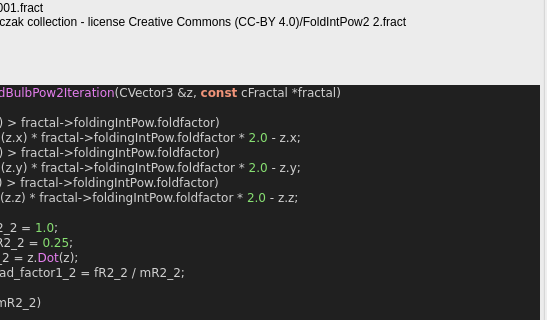
This is mandelbulber2/qt_data/fractal_box_fold_bulb_pow2.ui in buddhi1980/mandelbulber2 as Qt 5 draws it before an edit; both pictures show x 81 to 628 and y 143 to 463 of the 628 by 1443 pixel window. The edited form follows.
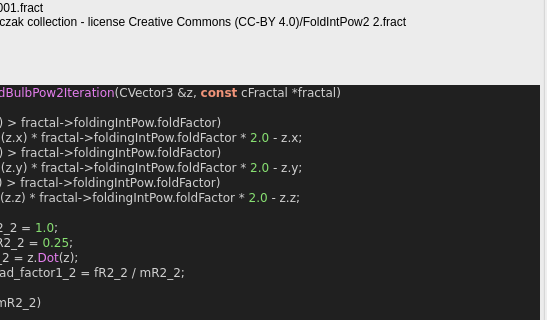
This is the edited form. Custom widgets are drawn as their Qt base class.

What changed in the file:
```diff
--- a/mandelbulber2/qt_data/fractal_box_fold_bulb_pow2.ui
+++ b/mandelbulber2/qt_data/fractal_box_fold_bulb_pow2.ui
@@ -186,12 +186,12 @@
 &lt;body style=&quot;background-color:#202020&quot;&gt;
 &lt;pre style=&quot;color:#d0d0d0; background-color:#202020;  font-family:'Courier New',monospace;&quot;&gt;&lt;span style=&quot;color:#f09479; font-weight:bold&quot;&gt;void&lt;/span&gt; &lt;span style=&quot;color:#e47eed&quot;&gt;BoxFoldBulbPow2Iteration&lt;/span&gt;&lt;span style=&quot;color:#d0d0d0&quot;&gt;(&lt;/span&gt;CVector3 &lt;span style=&quot;color:#d0d0d0&quot;&gt;&amp;amp;&lt;/span&gt;z&lt;span style=&quot;color:#d0d0d0&quot;&gt;,&lt;/span&gt; &lt;span style=&quot;color:#f09479; font-weight:bold&quot;&gt;const&lt;/span&gt; cFractal &lt;span style=&quot;color:#d0d0d0&quot;&gt;*&lt;/span&gt;fractal&lt;span style=&quot;color:#d0d0d0&quot;&gt;)&lt;/span&gt;
 &lt;span style=&quot;color:#d0d0d0&quot;&gt;{&lt;/span&gt;
-  &lt;span style=&quot;color:#7ec0ee; font-weight:bold&quot;&gt;if&lt;/span&gt; &lt;span style=&quot;color:#d0d0d0&quot;&gt;(&lt;/span&gt;&lt;span style=&quot;color:#e47eed&quot;&gt;fabs&lt;/span&gt;&lt;span style=&quot;color:#d0d0d0&quot;&gt;(&lt;/span&gt;z&lt;span style=&quot;color:#d0d0d0&quot;&gt;.&lt;/span&gt;x&lt;span style=&quot;color:#d0d0d0&quot;&gt;) &amp;gt;&lt;/span&gt; fractal&lt;span style=&quot;color:#d0d0d0&quot;&gt;-&amp;gt;&lt;/span&gt;foldingIntPow&lt;span style=&quot;color:#d0d0d0&quot;&gt;.&lt;/span&gt;foldfactor&lt;span style=&quot;color:#d0d0d0&quot;&gt;)&lt;/span&gt;
-    z&lt;span style=&quot;color:#d0d0d0&quot;&gt;.&lt;/span&gt;x &lt;span style=&quot;color:#d0d0d0&quot;&gt;=&lt;/span&gt; &lt;span style=&quot;color:#e47eed&quot;&gt;sign&lt;/span&gt;&lt;span style=&quot;color:#d0d0d0&quot;&gt;(&lt;/span&gt;z&lt;span style=&quot;color:#d0d0d0&quot;&gt;.&lt;/span&gt;x&lt;span style=&quot;color:#d0d0d0&quot;&gt;) *&lt;/span&gt; fractal&lt;span style=&quot;color:#d0d0d0&quot;&gt;-&amp;gt;&lt;/span&gt;foldingIntPow&lt;span style=&quot;color:#d0d0d0&quot;&gt;.&lt;/span&gt;foldfactor &lt;span style=&quot;color:#d0d0d0&quot;&gt;*&lt;/span&gt; &lt;span style=&quot;color:#87df71&quot;&gt;2.0&lt;/span&gt; &lt;span style=&quot;color:#d0d0d0&quot;&gt;-&lt;/span&gt; z&lt;span style=&quot;color:#d0d0d0&quot;&gt;.&lt;/span&gt;x&lt;span style=&quot;color:#d0d0d0&quot;&gt;;&lt;/span&gt;
-  &lt;span style=&quot;color:#7ec0ee; font-weight:bold&quot;&gt;if&lt;/span&gt; &lt;span style=&quot;color:#d0d0d0&quot;&gt;(&lt;/span&gt;&lt;span style=&quot;color:#e47eed&quot;&gt;fabs&lt;/span&gt;&lt;span style=&quot;color:#d0d0d0&quot;&gt;(&lt;/span&gt;z&lt;span style=&quot;color:#d0d0d0&quot;&gt;.&lt;/span&gt;y&lt;span style=&quot;color:#d0d0d0&quot;&gt;) &amp;gt;&lt;/span&gt; fractal&lt;span style=&quot;color:#d0d0d0&quot;&gt;-&amp;gt;&lt;/span&gt;foldingIntPow&lt;span style=&quot;color:#d0d0d0&quot;&gt;.&lt;/span&gt;foldfactor&lt;span style=&quot;color:#d0d0d0&quot;&gt;)&lt;/span&gt;
-    z&lt;span style=&quot;color:#d0d0d0&quot;&gt;.&lt;/span&gt;y &lt;span style=&quot;color:#d0d0d0&quot;&gt;=&lt;/span&gt; &lt;span style=&quot;color:#e47eed&quot;&gt;sign&lt;/span&gt;&lt;span style=&quot;color:#d0d0d0&quot;&gt;(&lt;/span&gt;z&lt;span style=&quot;color:#d0d0d0&quot;&gt;.&lt;/span&gt;y&lt;span style=&quot;color:#d0d0d0&quot;&gt;) *&lt;/span&gt; fractal&lt;span style=&quot;color:#d0d0d0&quot;&gt;-&amp;gt;&lt;/span&gt;foldingIntPow&lt;span style=&quot;color:#d0d0d0&quot;&gt;.&lt;/span&gt;foldfactor &lt;span style=&quot;color:#d0d0d0&quot;&gt;*&lt;/span&gt; &lt;span style=&quot;color:#87df71&quot;&gt;2.0&lt;/span&gt; &lt;span style=&quot;color:#d0d0d0&quot;&gt;-&lt;/span&gt; z&lt;span style=&quot;color:#d0d0d0&quot;&gt;.&lt;/span&gt;y&lt;span style=&quot;color:#d0d0d0&quot;&gt;;&lt;/span&gt;
-  &lt;span style=&quot;color:#7ec0ee; font-weight:bold&quot;&gt;if&lt;/span&gt; &lt;span style=&quot;color:#d0d0d0&quot;&gt;(&lt;/span&gt;&lt;span style=&quot;color:#e47eed&quot;&gt;fabs&lt;/span&gt;&lt;span style=&quot;color:#d0d0d0&quot;&gt;(&lt;/span&gt;z&lt;span style=&quot;color:#d0d0d0&quot;&gt;.&lt;/span&gt;z&lt;span style=&quot;color:#d0d0d0&quot;&gt;) &amp;gt;&lt;/span&gt; fractal&lt;span style=&quot;color:#d0d0d0&quot;&gt;-&amp;gt;&lt;/span&gt;foldingIntPow&lt;span style=&quot;color:#d0d0d0&quot;&gt;.&lt;/span&gt;foldfactor&lt;span style=&quot;color:#d0d0d0&quot;&gt;)&lt;/span&gt;
-    z&lt;span style=&quot;color:#d0d0d0&quot;&gt;.&lt;/span&gt;z &lt;span style=&quot;color:#d0d0d0&quot;&gt;=&lt;/span&gt; &lt;span style=&quot;color:#e47eed&quot;&gt;sign&lt;/span&gt;&lt;span style=&quot;color:#d0d0d0&quot;&gt;(&lt;/span&gt;z&lt;span style=&quot;color:#d0d0d0&quot;&gt;.&lt;/span&gt;z&lt;span style=&quot;color:#d0d0d0&quot;&gt;) *&lt;/span&gt; fractal&lt;span style=&quot;color:#d0d0d0&quot;&gt;-&amp;gt;&lt;/span&gt;foldingIntPow&lt;span style=&quot;color:#d0d0d0&quot;&gt;.&lt;/span&gt;foldfactor &lt;span style=&quot;color:#d0d0d0&quot;&gt;*&lt;/span&gt; &lt;span style=&quot;color:#87df71&quot;&gt;2.0&lt;/span&gt; &lt;span style=&quot;color:#d0d0d0&quot;&gt;-&lt;/span&gt; z&lt;span style=&quot;color:#d0d0d0&quot;&gt;.&lt;/span&gt;z&lt;span style=&quot;color:#d0d0d0&quot;&gt;;&lt;/span&gt;
+  &lt;span style=&quot;color:#7ec0ee; font-weight:bold&quot;&gt;if&lt;/span&gt; &lt;span style=&quot;color:#d0d0d0&quot;&gt;(&lt;/span&gt;&lt;span style=&quot;color:#e47eed&quot;&gt;fabs&lt;/span&gt;&lt;span style=&quot;color:#d0d0d0&quot;&gt;(&lt;/span&gt;z&lt;span style=&quot;color:#d0d0d0&quot;&gt;.&lt;/span&gt;x&lt;span style=&quot;color:#d0d0d0&quot;&gt;) &amp;gt;&lt;/span&gt; fractal&lt;span style=&quot;color:#d0d0d0&quot;&gt;-&amp;gt;&lt;/span&gt;foldingIntPow&lt;span style=&quot;color:#d0d0d0&quot;&gt;.&lt;/span&gt;foldFactor&lt;span style=&quot;color:#d0d0d0&quot;&gt;)&lt;/span&gt;
+    z&lt;span style=&quot;color:#d0d0d0&quot;&gt;.&lt;/span&gt;x &lt;span style=&quot;color:#d0d0d0&quot;&gt;=&lt;/span&gt; &lt;span style=&quot;color:#e47eed&quot;&gt;sign&lt;/span&gt;&lt;span style=&quot;color:#d0d0d0&quot;&gt;(&lt;/span&gt;z&lt;span style=&quot;color:#d0d0d0&quot;&gt;.&lt;/span&gt;x&lt;span style=&quot;color:#d0d0d0&quot;&gt;) *&lt;/span&gt; fractal&lt;span style=&quot;color:#d0d0d0&quot;&gt;-&amp;gt;&lt;/span&gt;foldingIntPow&lt;span style=&quot;color:#d0d0d0&quot;&gt;.&lt;/span&gt;foldFactor &lt;span style=&quot;color:#d0d0d0&quot;&gt;*&lt;/span&gt; &lt;span style=&quot;color:#87df71&quot;&gt;2.0&lt;/span&gt; &lt;span style=&quot;color:#d0d0d0&quot;&gt;-&lt;/span&gt; z&lt;span style=&quot;color:#d0d0d0&quot;&gt;.&lt;/span&gt;x&lt;span style=&quot;color:#d0d0d0&quot;&gt;;&lt;/span&gt;
+  &lt;span style=&quot;color:#7ec0ee; font-weight:bold&quot;&gt;if&lt;/span&gt; &lt;span style=&quot;color:#d0d0d0&quot;&gt;(&lt;/span&gt;&lt;span style=&quot;color:#e47eed&quot;&gt;fabs&lt;/span&gt;&lt;span style=&quot;color:#d0d0d0&quot;&gt;(&lt;/span&gt;z&lt;span style=&quot;color:#d0d0d0&quot;&gt;.&lt;/span&gt;y&lt;span style=&quot;color:#d0d0d0&quot;&gt;) &amp;gt;&lt;/span&gt; fractal&lt;span style=&quot;color:#d0d0d0&quot;&gt;-&amp;gt;&lt;/span&gt;foldingIntPow&lt;span style=&quot;color:#d0d0d0&quot;&gt;.&lt;/span&gt;foldFactor&lt;span style=&quot;color:#d0d0d0&quot;&gt;)&lt;/span&gt;
+    z&lt;span style=&quot;color:#d0d0d0&quot;&gt;.&lt;/span&gt;y &lt;span style=&quot;color:#d0d0d0&quot;&gt;=&lt;/span&gt; &lt;span style=&quot;color:#e47eed&quot;&gt;sign&lt;/span&gt;&lt;span style=&quot;color:#d0d0d0&quot;&gt;(&lt;/span&gt;z&lt;span style=&quot;color:#d0d0d0&quot;&gt;.&lt;/span&gt;y&lt;span style=&quot;color:#d0d0d0&quot;&gt;) *&lt;/span&gt; fractal&lt;span style=&quot;color:#d0d0d0&quot;&gt;-&amp;gt;&lt;/span&gt;foldingIntPow&lt;span style=&quot;color:#d0d0d0&quot;&gt;.&lt;/span&gt;foldFactor &lt;span style=&quot;color:#d0d0d0&quot;&gt;*&lt;/span&gt; &lt;span style=&quot;color:#87df71&quot;&gt;2.0&lt;/span&gt; &lt;span style=&quot;color:#d0d0d0&quot;&gt;-&lt;/span&gt; z&lt;span style=&quot;color:#d0d0d0&quot;&gt;.&lt;/span&gt;y&lt;span style=&quot;color:#d0d0d0&quot;&gt;;&lt;/span&gt;
+  &lt;span style=&quot;color:#7ec0ee; font-weight:bold&quot;&gt;if&lt;/span&gt; &lt;span style=&quot;color:#d0d0d0&quot;&gt;(&lt;/span&gt;&lt;span style=&quot;color:#e47eed&quot;&gt;fabs&lt;/span&gt;&lt;span style=&quot;color:#d0d0d0&quot;&gt;(&lt;/span&gt;z&lt;span style=&quot;color:#d0d0d0&quot;&gt;.&lt;/span&gt;z&lt;span style=&quot;color:#d0d0d0&quot;&gt;) &amp;gt;&lt;/span&gt; fractal&lt;span style=&quot;color:#d0d0d0&quot;&gt;-&amp;gt;&lt;/span&gt;foldingIntPow&lt;span style=&quot;color:#d0d0d0&quot;&gt;.&lt;/span&gt;foldFactor&lt;span style=&quot;color:#d0d0d0&quot;&gt;)&lt;/span&gt;
+    z&lt;span style=&quot;color:#d0d0d0&quot;&gt;.&lt;/span&gt;z &lt;span style=&quot;color:#d0d0d0&quot;&gt;=&lt;/span&gt; &lt;span style=&quot;color:#e47eed&quot;&gt;sign&lt;/span&gt;&lt;span style=&quot;color:#d0d0d0&quot;&gt;(&lt;/span&gt;z&lt;span style=&quot;color:#d0d0d0&quot;&gt;.&lt;/span&gt;z&lt;span style=&quot;color:#d0d0d0&quot;&gt;) *&lt;/span&gt; fractal&lt;span style=&quot;color:#d0d0d0&quot;&gt;-&amp;gt;&lt;/span&gt;foldingIntPow&lt;span style=&quot;color:#d0d0d0&quot;&gt;.&lt;/span&gt;foldFactor &lt;span style=&quot;color:#d0d0d0&quot;&gt;*&lt;/span&gt; &lt;span style=&quot;color:#87df71&quot;&gt;2.0&lt;/span&gt; &lt;span style=&quot;color:#d0d0d0&quot;&gt;-&lt;/span&gt; z&lt;span style=&quot;color:#d0d0d0&quot;&gt;.&lt;/span&gt;z&lt;span style=&quot;color:#d0d0d0&quot;&gt;;&lt;/span&gt;
 
   &lt;span style=&quot;color:#f09479; font-weight:bold&quot;&gt;double&lt;/span&gt; fR2_2 &lt;span style=&quot;color:#d0d0d0&quot;&gt;=&lt;/span&gt; &lt;span style=&quot;color:#87df71&quot;&gt;1.0&lt;/span&gt;&lt;span style=&quot;color:#d0d0d0&quot;&gt;;&lt;/span&gt;
   &lt;span style=&quot;color:#f09479; font-weight:bold&quot;&gt;double&lt;/span&gt; mR2_2 &lt;span style=&quot;color:#d0d0d0&quot;&gt;=&lt;/span&gt; &lt;span style=&quot;color:#87df71&quot;&gt;0.25&lt;/span&gt;&lt;span style=&quot;color:#d0d0d0&quot;&gt;;&lt;/span&gt;
```
